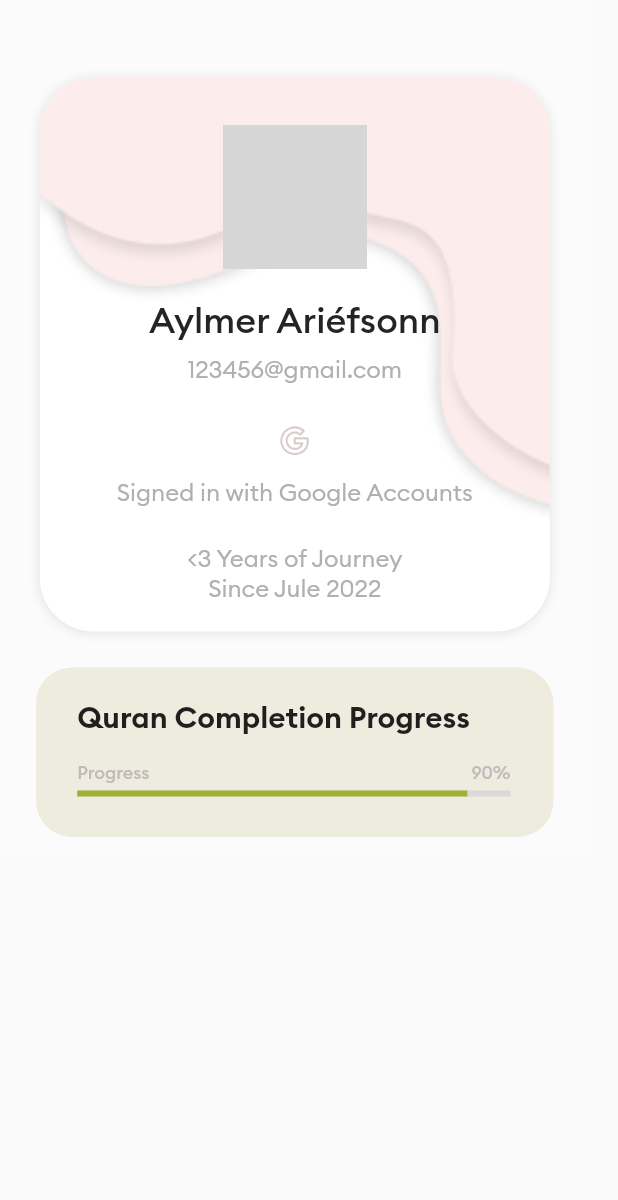
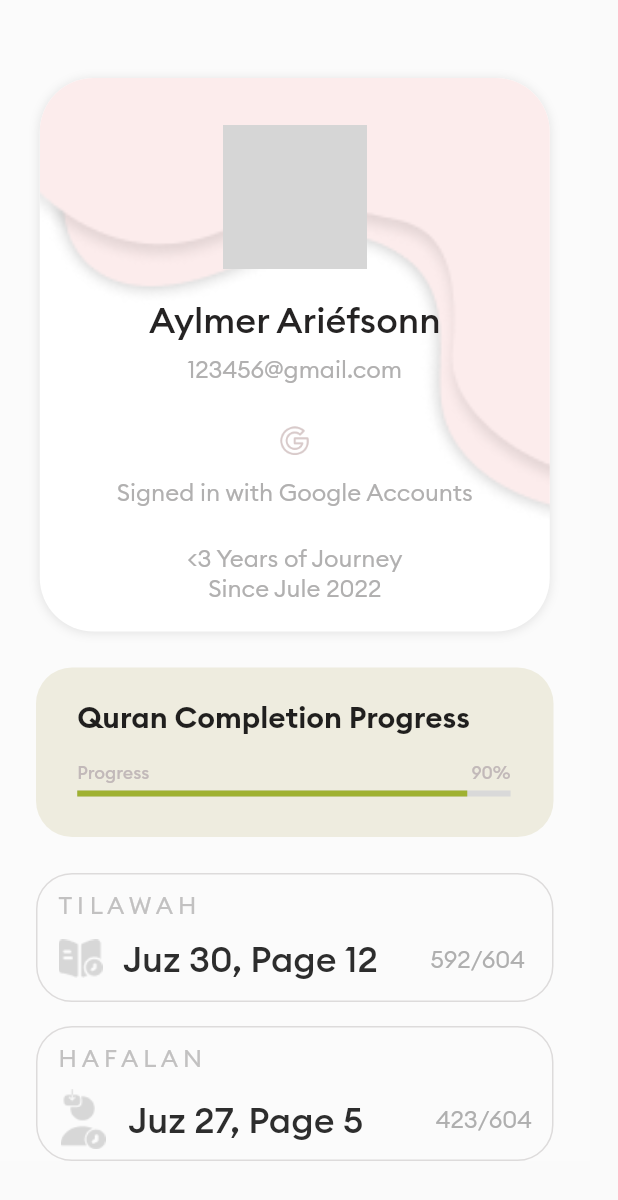
Before and after one commit to ariefsonn/ibadah_yuk, a Flutter app: the ProfilePage screen opened directly, on a phone screen of 412 x 824 dp. Shown: the top 1200 px of the screen. Run offline on Flutter 3.47's test engine with Material 2 defaults, Android fonts, the phone set to English and light mode, and no system bars; our stand-ins replace dot_navigation_bar, floating_bottom_navigation_bar, hijri; network calls fail; grey boxes are pictures that could not be loaded.

Commit message:
ariefsonn-commit-8

```diff
--- a/lib/pages/fragment/profile.dart
+++ b/lib/pages/fragment/profile.dart
@@ -167,163 +167,124 @@ class _ProfilePageState extends State<ProfilePage> {
                   ],
                 ),
               ),
-              const SizedBox(height: 12),
-              // const Padding(
-              //   padding: EdgeInsets.only(left: 30, right: 33),
-              //   child: Row(
-              //     mainAxisAlignment: MainAxisAlignment.spaceBetween,
-              //     children: [
-              //       Text(
-              //         'T I L A W A H',
-              //         style: TextStyle(
-              //             fontFamily: 'Euclid Circular B',
-              //             fontStyle: FontStyle.normal,
-              //             fontWeight: FontWeight.w500,
-              //             fontSize: 16,
-              //             color: Color(0xFFC2B9B9)
-              //         ),
-              //       ),
-              //       Text(
-              //         'H A F A L A N',
-              //         style: TextStyle(
-              //             fontFamily: 'Euclid Circular B',
-              //             fontStyle: FontStyle.normal,
-              //             fontWeight: FontWeight.w500,
-              //             fontSize: 16,
-              //             color: Color(0xFFC2B9B9)
-              //         ),
-              //       ),
-              //     ],
-              //   ),
-              // ),
-              // const SizedBox(height: 12),
-              // Padding(
-              //   padding: const EdgeInsets.only(left: 2, right: 2),
-              //   child: Row(
-              //     mainAxisAlignment: MainAxisAlignment.spaceBetween,
-              //     children: [
-              //       Container(
-              //         decoration: const BoxDecoration(
-              //           color: Color(0xFFEEECDF),
-              //           borderRadius: BorderRadius.all(Radius.circular(16)),
-              //         ),
-              //         padding: const EdgeInsets.only(left: 21),
-              //         width: 161,
-              //         height: 87,
-              //         child: Row(
-              //           children: [
-              //             Image.asset('assets/icons/book.png', width: 43, height: 50.59),
-              //             const SizedBox(width: 8),
-              //             Container(
-              //               margin: const EdgeInsets.only(top: 11),
-              //               child: const Column(
-              //                 crossAxisAlignment: CrossAxisAlignment.start,
-              //                 children: [
-              //                   Text(
-              //                     '569',
-              //                     style: TextStyle(
-              //                       color: Color(0xFF333333),
-              //                       fontFamily: 'Euclid Circular B',
-              //                       fontStyle: FontStyle.normal,
-              //                       fontWeight: FontWeight.w500,
-              //                       fontSize: 33.9535,
-              //                       height: 1.2,
-              //                     ),
-              //                   ),
-              //                   Text(
-              //                     'Halaman',
-              //                     style: TextStyle(
-              //                       color: Color(0xFF333333),
-              //                       fontFamily: 'Euclid Circular B',
-              //                       fontStyle: FontStyle.normal,
-              //                       fontWeight: FontWeight.w300,
-              //                       fontSize: 15.26,
-              //                     ),
-              //                   ),
-              //                 ],
-              //               ),
-              //             ),
-              //           ],
-              //         ),
-              //       ),
-              //       Container(
-              //         decoration: const BoxDecoration(
-              //           color: Color(0xFFEEECDF),
-              //           borderRadius: BorderRadius.all(Radius.circular(16)),
-              //         ),
-              //         padding: const EdgeInsets.only(left: 21),
-              //         width: 161,
-              //         height: 87,
-              //         child: Row(
-              //           children: [
-              //             Image.asset('assets/icons/brain.png', width: 50, height: 49.99),
-              //             const SizedBox(width: 8),
-              //             Container(
-              //               margin: const EdgeInsets.only(top: 11),
-              //               child: const Column(
-              //                 crossAxisAlignment: CrossAxisAlignment.start,
-              //                 children: [
-              //                   Text(
-              //                     '352',
-              //                     style: TextStyle(
-              //                       color: Color(0xFF333333),
-              //                       fontFamily: 'Euclid Circular B',
-              //                       fontStyle: FontStyle.normal,
-              //                       fontWeight: FontWeight.w500,
-              //                       fontSize: 33.9535,
-              //                       height: 1.2,
-              //                     ),
-              //                   ),
-              //                   Text(
-              //                     'Halaman',
-              //                     style: TextStyle(
-              //                       color: Color(0xFF333333),
-              //                       fontFamily: 'Euclid Circular B',
-              //                       fontStyle: FontStyle.normal,
-              //                       fontWeight: FontWeight.w300,
-              //                       fontSize: 15.26,
-              //                     ),
-              //                   ),
-              //                 ],
-              //               ),
-              //             ),
-              //           ],
-              //         ),
-              //       ),
-              //     ],
-              //   ),
-              // ),
-              // const SizedBox(height: 12),
-              // SizedBox(
-              //   width: 345,
-              //   height: 45,
-              //   child: ElevatedButton(
-              //     style: ButtonStyle(
-              //       backgroundColor: MaterialStateProperty.all<Color>(const Color(0xFFF0E8E8)),
-              //       shape: MaterialStateProperty.all<RoundedRectangleBorder>(
-              //         const RoundedRectangleBorder(borderRadius: BorderRadius.all(Radius.circular(16))),
-              //       ),
-              //     ),
-              //     onPressed: () {},
-              //     child: Row(
-              //       mainAxisAlignment: MainAxisAlignment.center,
-              //       children: [
-              //         Image.asset('assets/icons/submissions.png', width: 14.17, height: 14.17, color: const Color(0xFF5D5858)),
-              //         const SizedBox(width: 9.5),
-              //         const Text(
-              //           'Archived Submissions',
-              //           style: TextStyle(
-              //             color: Color(0xFF383333),
-              //             fontFamily: 'Euclid Circular B',
-              //             fontStyle: FontStyle.normal,
-              //             fontWeight: FontWeight.w500,
-              //             fontSize: 16,
-              //           ),
-              //         ),
-              //       ],
-              //     ),
-              //   ),
-              // ),
+              const SizedBox(height: 24),
+              Container(
+                width: 345,
+                height: 86,
+                decoration: const BoxDecoration(
+                  color: Color(0xFFFBFBFB),
+                  borderRadius: BorderRadius.all(Radius.circular(24)),
+                  border: Border.fromBorderSide(BorderSide(width: 1, color: Color(0xFFDDDBDB))),
+                ),
+                child: Padding(
+                  padding: const EdgeInsets.only(left: 14, top: 10),
+                  child: Column(
+                    crossAxisAlignment: CrossAxisAlignment.start,
+                    children: [
+                      const Text(
+                        'T I L A W A H',
+                        style: TextStyle(
+                          color: Color(0xFFC2C1C1),
+                          fontFamily: 'Euclid Circular B',
+                          fontStyle: FontStyle.normal,
+                          fontSize: 16,
+                          fontWeight: FontWeight.w400,
+                        ),
+                      ),
+                      const SizedBox(height: 11.06),
+                      Row(
+                        mainAxisAlignment: MainAxisAlignment.start,
+                        children: [
+                          Image.asset('assets/icons/tilawah.png', width: 29.52, height: 26.31),
+                          const SizedBox(width: 13.48),
+                          const SizedBox(
+                            width: 205,
+                            child: Text(
+                              'Juz 30, Page 12',
+                              style: TextStyle(
+                                color: Color(0xFF2D2D2D),
+                                fontFamily: 'Euclid Circular B',
+                                fontStyle: FontStyle.normal,
+                                fontWeight: FontWeight.w500,
+                                fontSize: 24,
+                              ),
+                            ),
+                          ),
+                          const Text(
+                            '592/604',
+                            style: TextStyle(
+                              color: Color(0xFFAFAFAF),
+                              fontFamily: 'Euclid Circular B',
+                              fontStyle: FontStyle.normal,
+                              fontWeight: FontWeight.w400,
+                              fontSize: 16,
+                            ),
+                          ),
+                        ],
+                      ),
+                    ],
+                  ),
+                ),
+              ),
+              const SizedBox(height: 16),
+              Container(
+                width: 345,
+                height: 90,
+                decoration: const BoxDecoration(
+                  color: Color(0xFFFBFBFB),
+                  borderRadius: BorderRadius.all(Radius.circular(24)),
+                  border: Border.fromBorderSide(BorderSide(width: 1, color: Color(0xFFDDDBDB))),
+                ),
+                child: Padding(
+                  padding: const EdgeInsets.only(left: 14, top: 10),
+                  child: Column(
+                    crossAxisAlignment: CrossAxisAlignment.start,
+                    children: [
+                      const Text(
+                        'H A F A L A N',
+                        style: TextStyle(
+                          color: Color(0xFFC2C1C1),
+                          fontFamily: 'Euclid Circular B',
+                          fontStyle: FontStyle.normal,
+                          fontSize: 16,
+                          fontWeight: FontWeight.w400,
+                        ),
+                      ),
+                      const SizedBox(height: 11.06),
+                      Row(
+                        mainAxisAlignment: MainAxisAlignment.start,
+                        children: [
+                          Image.asset('assets/icons/hafalan.png', width: 33, height: 40),
+                          const SizedBox(width: 13.48),
+                          const SizedBox(
+                            width: 205,
+                            child: Text(
+                              'Juz 27, Page 5',
+                              style: TextStyle(
+                                color: Color(0xFF2D2D2D),
+                                fontFamily: 'Euclid Circular B',
+                                fontStyle: FontStyle.normal,
+                                fontWeight: FontWeight.w500,
+                                fontSize: 24,
+                              ),
+                            ),
+                          ),
+                          const Text (
+                            '423/604',
+                            style: TextStyle(
+                              color: Color(0xFFAFAFAF),
+                              fontFamily: 'Euclid Circular B',
+                              fontStyle: FontStyle.normal,
+                              fontWeight: FontWeight.w400,
+                              fontSize: 16,
+                            ),
+                          ),
+                        ],
+                      ),
+                    ],
+                  ),
+                ),
+              ),
             ],
           ),
         ),
--- a/pubspec.yaml
+++ b/pubspec.yaml
@@ -79,6 +79,12 @@ flutter:
     - assets/images/quran-image.png
     - assets/icons/search.png
     - assets/icons/cover-id.png
+    - assets/icons/back-icon.png
+    - assets/icons/youtube.png
+    - assets/icons/hafalan.png
+    - assets/icons/tilawah.png
+    - assets/icons/purple-check.png
+    - assets/icons/ratings.png
 
   # An image asset can refer to one or more resolution-specific "variants", see
   # https://flutter.dev/assets-and-images/#resolution-aware
```
Also changed, not shown: lib/main.dart (+2 -69 lines), lib/pages/course.dart (added, +307 -0 lines), assets/icons/back-icon.png (added), assets/icons/hafalan.png (added), assets/icons/purple-check.png (added), assets/icons/ratings.png (added), assets/icons/tilawah.png (added), assets/icons/youtube.png (added).
